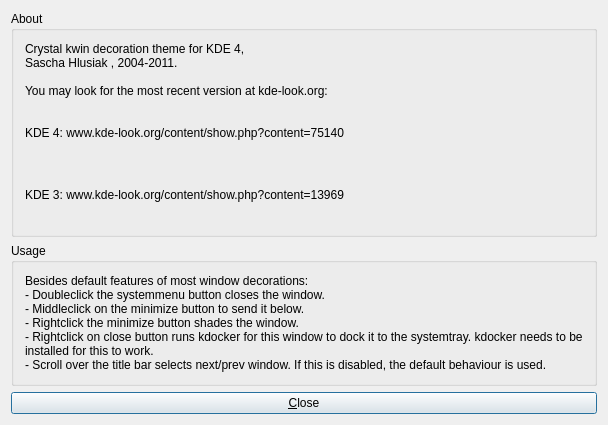
This is client/config/infodialog.ui in shlusiak/kwin-style-crystal as Qt 5 draws it before an edit. The edited form follows.
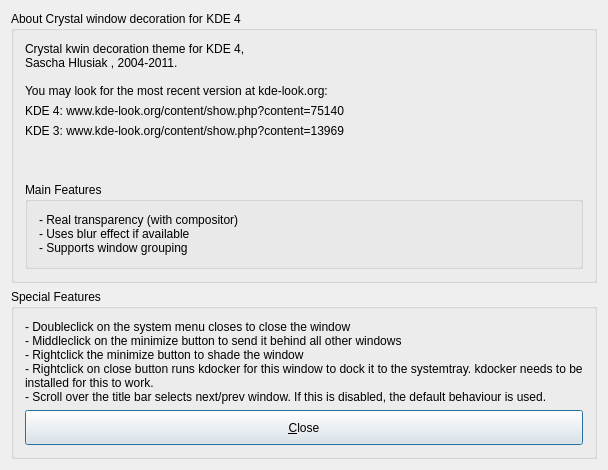
This is the edited form. Icons and pictures are not drawn. Custom widgets are drawn as their Qt base class.

Commit message: Info Dialog Updates

The edit to the form file:
```diff
--- a/client/config/infodialog.ui
+++ b/client/config/infodialog.ui
@@ -10,7 +10,7 @@
     <x>0</x>
     <y>0</y>
     <width>480</width>
-    <height>425</height>
+    <height>470</height>
    </rect>
   </property>
   <property name="sizePolicy">
@@ -32,7 +32,7 @@
    <item>
     <widget class="QGroupBox" name="groupBox">
      <property name="title">
-      <string>About</string>
+      <string>About Crystal window decoration for KDE 4</string>
      </property>
      <layout class="QGridLayout" name="gridLayout">
       <item row="0" column="0">
@@ -70,32 +70,6 @@
         </property>
        </widget>
       </item>
-      <item row="3" column="1">
-       <spacer name="verticalSpacer">
-        <property name="orientation">
-         <enum>Qt::Vertical</enum>
-        </property>
-        <property name="sizeHint" stdset="0">
-         <size>
-          <width>20</width>
-          <height>40</height>
-         </size>
-        </property>
-       </spacer>
-      </item>
-      <item row="2" column="1">
-       <spacer name="verticalSpacer_2">
-        <property name="orientation">
-         <enum>Qt::Vertical</enum>
-        </property>
-        <property name="sizeHint" stdset="0">
-         <size>
-          <width>20</width>
-          <height>40</height>
-         </size>
-        </property>
-       </spacer>
-      </item>
       <item row="2" column="0">
        <widget class="KUrlLabel" name="URL_Crystal_2">
         <property name="text">
@@ -134,13 +108,44 @@
         </property>
        </widget>
       </item>
+      <item row="4" column="0">
+       <spacer name="verticalSpacer_2">
+        <property name="orientation">
+         <enum>Qt::Vertical</enum>
+        </property>
+        <property name="sizeHint" stdset="0">
+         <size>
+          <width>20</width>
+          <height>40</height>
+         </size>
+        </property>
+       </spacer>
+      </item>
+      <item row="5" column="0" colspan="2">
+       <widget class="QGroupBox" name="groupBox_3">
+        <property name="title">
+         <string>Main Features</string>
+        </property>
+        <layout class="QGridLayout" name="gridLayout_2">
+         <item row="0" column="0">
+          <widget class="QLabel" name="label_2">
+           <property name="text">
+            <string>- Real transparency (with compositor)
+- Uses blur effect if available
+- Supports window grouping</string>
+           </property>
+          </widget>
+         </item>
+        </layout>
+       </widget>
+      </item>
      </layout>
     </widget>
    </item>
    <item>
     <widget class="QGroupBox" name="groupBox_2">
      <property name="title">
-      <string>Usage</string>
+      <string>Special Features</string>
      </property>
      <layout class="QVBoxLayout">
       <item>
@@ -152,10 +157,9 @@
          </sizepolicy>
         </property>
         <property name="text">
-         <string>Besides default features of most window decorations:
-- Doubleclick the systemmenu button closes the window.
-- Middleclick on the minimize button to send it below.
-- Rightclick the minimize button shades the window.
+         <string>- Doubleclick on the system menu closes to close the window
+- Middleclick on the minimize button to send it behind all other windows
+- Rightclick the minimize button to shade the window
 - Rightclick on close button runs kdocker for this window to dock it to the systemtray. kdocker needs to be installed for this to work.
 - Scroll over the title bar selects next/prev window. If this is disabled, the default behaviour is used.</string>
         </property>
@@ -170,17 +174,26 @@
         </property>
        </widget>
       </item>
-     </layout>
-    </widget>
-   </item>
    <item>
     <widget class="QPushButton" name="pushButton1">
      <property name="sizePolicy">
       <sizepolicy hsizetype="Minimum" vsizetype="Fixed">
        <horstretch>0</horstretch>
-       <verstretch>0</verstretch>
-      </sizepolicy>
-     </property>
+          <verstretch>50</verstretch>
+         </sizepolicy>
+        </property>
+        <property name="minimumSize">
+         <size>
+          <width>0</width>
+          <height>35</height>
+         </size>
+        </property>
+        <property name="maximumSize">
+         <size>
+          <width>16777215</width>
+          <height>16777215</height>
+         </size>
+        </property>
      <property name="text">
       <string>&amp;Close</string>
      </property>
@@ -190,6 +203,9 @@
      <property name="default">
       <bool>true</bool>
      </property>
+       </widget>
+      </item>
+     </layout>
     </widget>
    </item>
   </layout>
```
Lines whose indentation alone changed are shown as unchanged.
